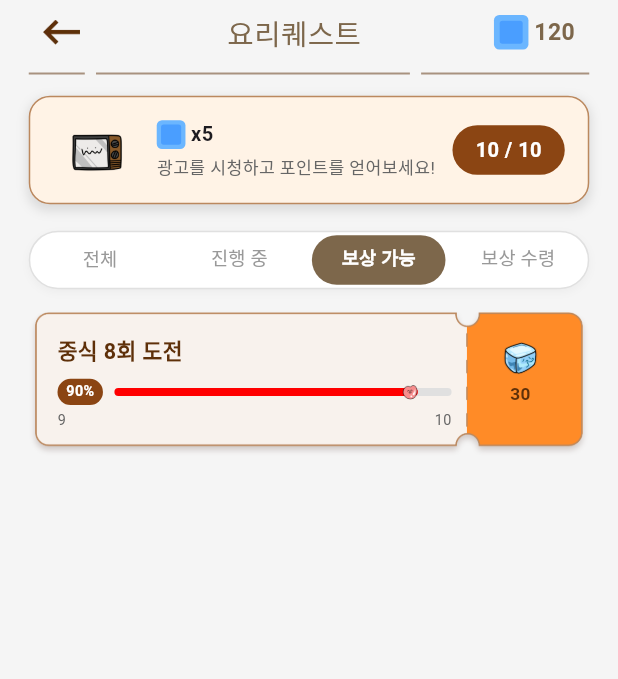
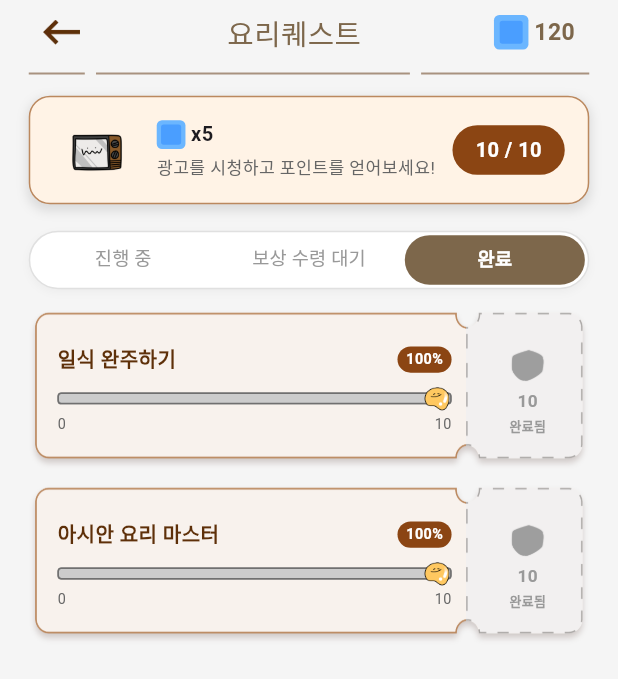
Before and after one commit to kara090813/recipe_inventory, a Flutter app: the QuestScreen screen opened by its route, tab 3 chosen, on a phone screen of 412 x 824 dp. Shown: the top 679 px of the screen. Run offline on Flutter 3.47's test engine with Material 3 defaults, Android fonts, the phone set to English and light mode, and no system bars; our stand-ins replace app_links, audioplayers, auto_size_text, cached_network_image, camera, cloud_firestore and 20 more; missing offline and left inert: google_mlkit_text_recognition, korean_levenshtein; accounts and stored records are empty; generated files the repository leaves out were written again; network calls fail; Roboto replaces fonts that are missing (Mapo).

Commit message:
quest screen design complete

```diff
--- a/lib/screens/quest_screen.dart
+++ b/lib/screens/quest_screen.dart
@@ -31,7 +31,7 @@ class _QuestScreenState extends State<QuestScreen> with SingleTickerProviderStat
     ),
     QuestData(
       title: "중식 8회 도전",
-      progress: 9,
+      progress: 10,
       maxProgress: 10,
       reward: 30,
       status: QuestStatus.canReceive,
@@ -48,7 +48,7 @@ class _QuestScreenState extends State<QuestScreen> with SingleTickerProviderStat
       progress: 10,
       maxProgress: 10,
       reward: 10,
-      status: QuestStatus.received,
+      status: QuestStatus.completed,
     ),
     QuestData(
       title: "초보 요리사",
@@ -62,7 +62,7 @@ class _QuestScreenState extends State<QuestScreen> with SingleTickerProviderStat
   @override
   void initState() {
     super.initState();
-    _tabController = TabController(length: 4, vsync: this);
+    _tabController = TabController(length: 3, vsync: this);
     _tabController.addListener(() {
       setState(() {
         _selectedTabIndex = _tabController.index;
@@ -78,14 +78,12 @@ class _QuestScreenState extends State<QuestScreen> with SingleTickerProviderStat
 
   List<QuestData> get filteredQuests {
     switch (_selectedTabIndex) {
-      case 0: // 전체
-        return quests;
-      case 1: // 진행 중
+      case 0: // 진행 중
         return quests.where((q) => q.status == QuestStatus.inProgress).toList();
-      case 2: // 보상 가능
+      case 1: // 보상 수령 대기
         return quests.where((q) => q.status == QuestStatus.canReceive).toList();
-      case 3: // 보상 수령
-        return quests.where((q) => q.status == QuestStatus.received).toList();
+      case 2: // 완료
+        return quests.where((q) => q.status == QuestStatus.completed).toList();
       default:
         return quests;
     }
@@ -262,7 +260,7 @@ class _QuestScreenState extends State<QuestScreen> with SingleTickerProviderStat
 
                   SizedBox(height: 20.h),
 
-                  // 개선된 탭바
+                  // 3개 탭바로 수정
                   Container(
                     height: 44.h,
                     decoration: BoxDecoration(
@@ -298,10 +296,9 @@ class _QuestScreenState extends State<QuestScreen> with SingleTickerProviderStat
                         fontFamily: 'Mapo',
                       ),
                       tabs: [
-                        Tab(text: '전체'),
                         Tab(text: '진행 중'),
-                        Tab(text: '보상 가능'),
-                        Tab(text: '보상 수령'),
+                        Tab(text: '보상 수령 대기'),
+                        Tab(text: '완료'),
                       ],
                     ),
                   ),
@@ -358,13 +355,12 @@ class _QuestScreenState extends State<QuestScreen> with SingleTickerProviderStat
         ? (quest.progress / quest.maxProgress * 100).round()
         : 0;
 
-    // 우측 이미지 선택
+    // 3개 상태에 따른 설정
     String rightTicketImage;
     Color progressColor;
     String statusText;
     Color statusTextColor;
-    Color statusBackgroundColor;
-    bool isReceived = quest.status == QuestStatus.received;
+    bool isCompleted = quest.status == QuestStatus.completed;
 
     switch (quest.status) {
       case QuestStatus.inProgress:
@@ -378,34 +374,24 @@ class _QuestScreenState extends State<QuestScreen> with SingleTickerProviderStat
         }
         statusText = '진행중';
         statusTextColor = Color(0xFFFF8B27);
-        statusBackgroundColor = Colors.transparent;
         break;
       case QuestStatus.canReceive:
         rightTicketImage = 'assets/imgs/background/ticketRight_active.png';
         progressColor = Color(0xFFFF0000);
-        statusText = '보상 가능';
-        statusTextColor = Color(0xFFFF8B27);
-        statusBackgroundColor = Colors.transparent;
+        statusText = '보상받기';
+        statusTextColor = Colors.white;
         break;
       case QuestStatus.completed:
-        rightTicketImage = 'assets/imgs/background/ticketRight_active.png';
-        progressColor = Color(0xFFFF0000);
-        statusText = '보상받기';
-        statusTextColor = Colors.white;
-        statusBackgroundColor = Color(0xFFFF8B27);
-        break;
-      case QuestStatus.received:
         rightTicketImage = 'assets/imgs/background/ticketRight_done.png';
         progressColor = Color(0xFFCCCCCC);
         statusText = '완료됨';
         statusTextColor = Color(0xFF999999);
-        statusBackgroundColor = Colors.transparent;
         break;
     }
 
     return Container(
       margin: EdgeInsets.only(bottom: 12.h),
-      height: 110.h,
+      height: 120.h,
       child: Row(
         children: [
           // 좌측 티켓 (퀘스트 정보 영역)
@@ -424,20 +410,21 @@ class _QuestScreenState extends State<QuestScreen> with SingleTickerProviderStat
                   crossAxisAlignment: CrossAxisAlignment.start,
                   mainAxisAlignment: MainAxisAlignment.center,
                   children: [
-                    Text(
+                    // 제목과 퍼센티지를 한 줄에 배치
+                    Row(
+                      mainAxisAlignment: MainAxisAlignment.spaceBetween,
+                      children: [
+                        Expanded(
+                          child: Text(
                             quest.title,
                             style: TextStyle(
-                        fontSize: 15.sp,
+                              fontSize: 14.sp,
                               fontWeight: FontWeight.bold,
                               color: Color(0xFF5E3009),
                               fontFamily: 'Mapo',
                             ),
                           ),
-                    SizedBox(height: 8.h),
-
-                    // 진행률과 프로그레스 바를 한 줄에
-                    Row(
-                      children: [
+                        ),
                         Container(
                           padding: EdgeInsets.symmetric(horizontal: 6.w, vertical: 2.h),
                           decoration: BoxDecoration(
@@ -454,20 +441,22 @@ class _QuestScreenState extends State<QuestScreen> with SingleTickerProviderStat
                             ),
                           ),
                         ),
-                        SizedBox(width: 8.w),
-                        Expanded(
-                          child: _buildProgressBarWithPointer(quest, progressColor),
-                        ),
                       ],
                     ),
 
-                    SizedBox(height: 4.h),
+                    SizedBox(height: 8.h),
 
+                    // 프로그레스 바 (전체 너비 차지)
+                    _buildProgressBarWithPointer(quest, progressColor),
+
+                    SizedBox(height: 2.h),
+
+                    // 프로그레스 바 아래 숫자 (0부터 maxProgress까지)
                     Row(
                       mainAxisAlignment: MainAxisAlignment.spaceBetween,
                       children: [
                         Text(
-                          '${quest.progress}',
+                          '0',
                           style: TextStyle(
                             fontSize: 10.sp,
                             color: Color(0xFF666666),
@@ -500,8 +489,6 @@ class _QuestScreenState extends State<QuestScreen> with SingleTickerProviderStat
                   fit: BoxFit.fill,
                 ),
               ),
-              child: Padding(
-                padding: EdgeInsets.fromLTRB(10.w, 14.h, 20.w, 14.h),
               child: Column(
                 mainAxisAlignment: MainAxisAlignment.center,
                 children: [
@@ -509,7 +496,7 @@ class _QuestScreenState extends State<QuestScreen> with SingleTickerProviderStat
                     'assets/imgs/items/ice.png',
                     width: 28.w,
                     height: 28.w,
-                      color: isReceived ? Colors.grey : null,
+                    color: isCompleted ? Colors.grey : null,
                   ),
                   SizedBox(height: 2.h),
                   Text(
@@ -517,30 +504,44 @@ class _QuestScreenState extends State<QuestScreen> with SingleTickerProviderStat
                     style: TextStyle(
                       fontSize: 12.sp,
                       fontWeight: FontWeight.bold,
-                        color: isReceived ? Color(0xFF999999) : Color(0xFF5E3009),
+                      color: isCompleted ? Color(0xFF999999) : Color(0xFF5E3009),
                       fontFamily: 'Mapo',
                     ),
                   ),
                   SizedBox(height: 2.h),
-                    if (quest.status == QuestStatus.completed)
+                  if (quest.status == QuestStatus.canReceive)
                     GestureDetector(
                       onTap: () {
-                          // 보상 받기 로직
+                        // 보상 받기 로직 - 상태를 completed로 변경
+                        setState(() {
+                          quest.status = QuestStatus.completed;
+                        });
                         ScaffoldMessenger.of(context).showSnackBar(
                           SnackBar(content: Text('보상을 받았습니다!')),
                         );
                       },
                       child: Container(
-                          padding: EdgeInsets.symmetric(horizontal: 8.w, vertical: 3.h),
+                        padding: EdgeInsets.symmetric(horizontal: 10.w, vertical: 5.h),
                         decoration: BoxDecoration(
-                            color: statusBackgroundColor,
+                          color: Colors.white,
                           borderRadius: BorderRadius.circular(10.r),
+                          border: Border.all(
+                            color: Color(0xFFFF8B27),
+                            width: 1.2,
+                          ),
+                          boxShadow: [
+                            BoxShadow(
+                              color: Colors.black.withOpacity(0.05),
+                              offset: Offset(0, 1),
+                              blurRadius: 3,
+                            ),
+                          ],
                         ),
                         child: Text(
                           statusText,
                           style: TextStyle(
-                              color: statusTextColor,
-                              fontSize: 9.sp,
+                            color: Color(0xFFFF8B27),
+                            fontSize: 10.sp,
                             fontWeight: FontWeight.bold,
                             fontFamily: 'Mapo',
                           ),
@@ -561,7 +562,6 @@ class _QuestScreenState extends State<QuestScreen> with SingleTickerProviderStat
               ),
             ),
           ),
-          ),
         ],
       ),
     );
@@ -575,7 +575,7 @@ class _QuestScreenState extends State<QuestScreen> with SingleTickerProviderStat
 
     // 진행도에 따른 포인터 이미지 선택
     String pointerImage;
-    if (quest.status == QuestStatus.received) {
+    if (quest.status == QuestStatus.completed) {
       pointerImage = 'assets/imgs/items/point_yellow.png';
     } else if (progressRatio >= 0.8) {
       pointerImage = 'assets/imgs/items/point_pink.png';
@@ -588,34 +588,42 @@ class _QuestScreenState extends State<QuestScreen> with SingleTickerProviderStat
     return LayoutBuilder(
       builder: (context, constraints) {
         final double barWidth = constraints.maxWidth;
-        final double pointerSize = 12.w;
+        final double pointerSize = 20.w;
         // 포인터가 바 영역을 벗어나지 않도록 위치 계산
         final double maxPointerPosition = barWidth - pointerSize;
         final double pointerPosition = (progressRatio * maxPointerPosition).clamp(0.0, maxPointerPosition);
 
         return Container(
-          height: 16.h, // 포인터를 포함할 수 있도록 높이 증가
+          height: 20.h, // 포인터를 포함할 수 있도록 높이 증가
           child: Stack(
             alignment: Alignment.center,
             children: [
               // 배경 프로그레스 바
               Container(
-                height: 6.h,
+                height: 9.h,
                 width: double.infinity,
                 decoration: BoxDecoration(
-                  color: Color(0xFFE0E0E0),
+                  color: Colors.white,
                   borderRadius: BorderRadius.circular(3.r),
+                  border: Border.all(
+                    color: Color(0xFF707070), // 보더 색상
+                    width: 1.0,               // 보더 두께
+                  ),
                 ),
               ),
               // 진행된 프로그레스 바
               Align(
                 alignment: Alignment.centerLeft,
                 child: Container(
-                  height: 6.h,
+                  height: 9.h,
                   width: barWidth * progressRatio,
                   decoration: BoxDecoration(
                     color: progressColor,
                     borderRadius: BorderRadius.circular(3.r),
+                    border: Border.all(
+                      color: Color(0xFF707070), // 보더 색상
+                      width: 1.0,               // 보더 두께
+                    ),
                   ),
                 ),
               ),
@@ -648,11 +656,11 @@ class _QuestScreenState extends State<QuestScreen> with SingleTickerProviderStat
   }
 }
 
+// 3개 상태로 간소화
 enum QuestStatus {
-  inProgress,
-  canReceive,
-  completed,
-  received,
+  inProgress,     // 진행중 - ticketRight_default.png
+  canReceive,     // 보상 수령 대기 - ticketRight_active.png
+  completed,      // 완료 (보상까지 완전 수령) - ticketRight_done.png
 }
 
 class QuestData {
@@ -660,7 +668,7 @@ class QuestData {
   final int progress;
   final int maxProgress;
   final int reward;
-  final QuestStatus status;
+  QuestStatus status; // mutable로 변경하여 보상 받기 후 상태 변경 가능
 
   QuestData({
     required this.title,
```
Lines whose indentation alone changed are shown as unchanged.
